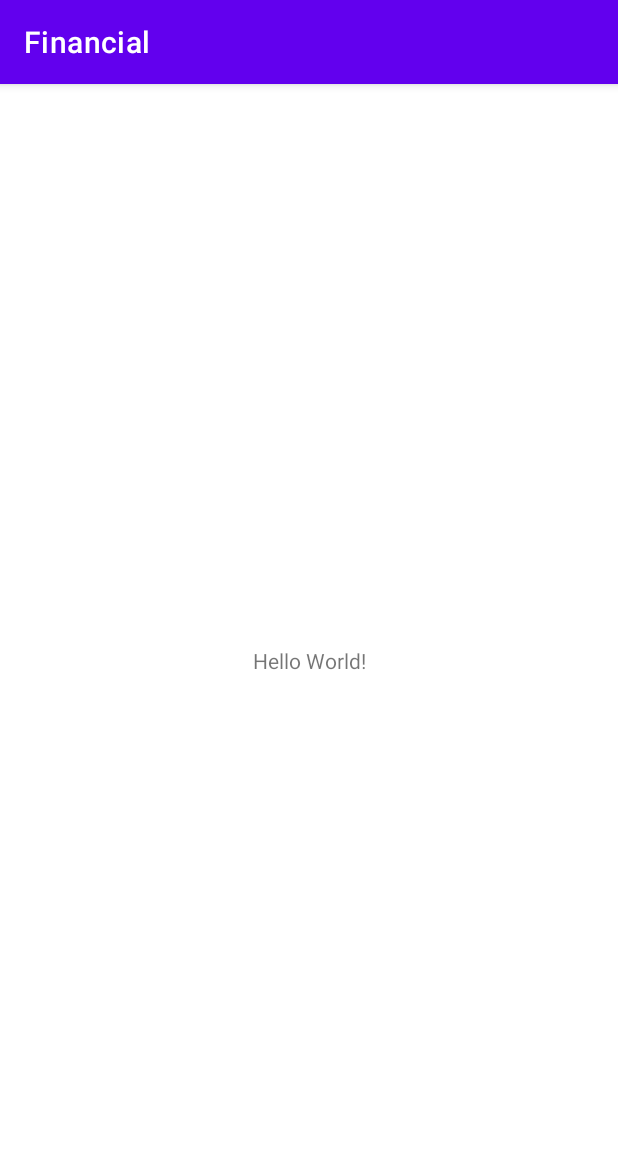
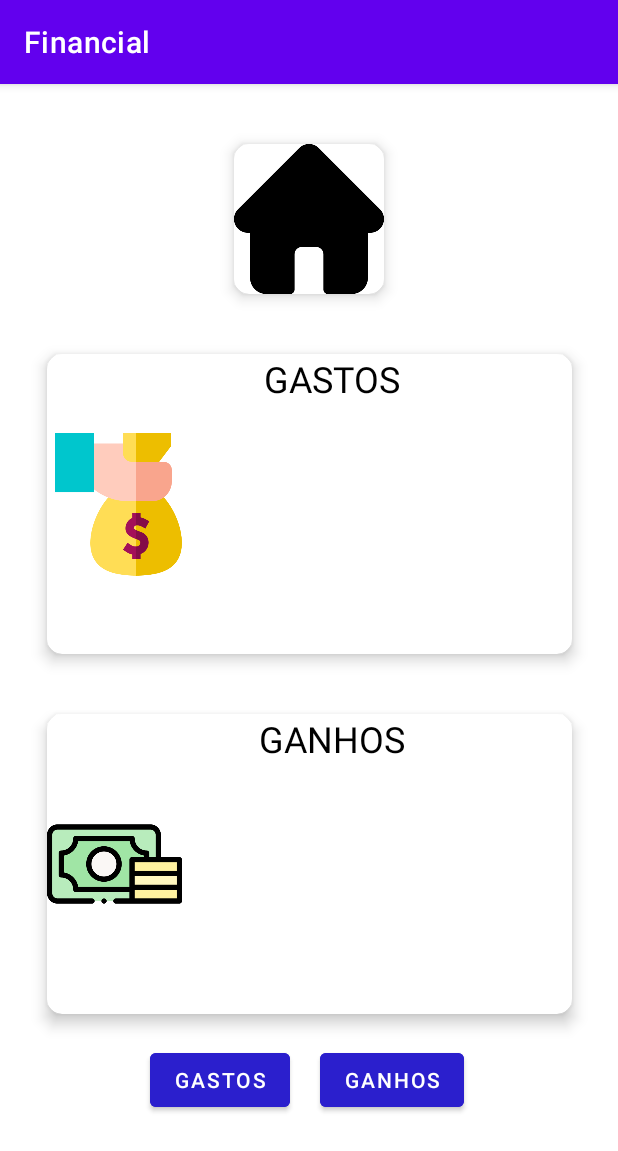
Before and after one commit to brennoharten/FInancial, an Android app: the MainActivity screen opened directly, with no data from a screen before it, on a phone screen of 412 x 824 dp. Shown: the top 1151 px of the screen. Run offline under Robolectric (Android 15) with nearby library versions, the phone set to English and light mode, and no system bars; our stand-ins replace Firebase (no records; nobody signed in at launch, a user with empty details on screens opened directly).

Commit message:
criando cara do app

```diff
--- a/app/src/main/AndroidManifest.xml
+++ b/app/src/main/AndroidManifest.xml
@@ -11,8 +11,10 @@
         android:roundIcon="@mipmap/ic_launcher_round"
         android:supportsRtl="true"
         android:theme="@style/Theme.Financial">
-        <activity android:name=".Activities.Activities.Register"/>
-        <activity android:name=".Activities.Activities.Login" >
+        <activity android:name=".Activities.Activities.Ganhos"></activity>
+        <activity android:name=".Activities.Activities.Gastos" />
+        <activity android:name=".Activities.Activities.Register" />
+        <activity android:name=".Activities.Activities.Login">
             <intent-filter>
                 <action android:name="android.intent.action.MAIN" />
 
--- /dev/null
+++ b/app/src/main/java/com/example/financial/Activities/Activities/Models/Valor.kt
@@ -0,0 +1,6 @@
+package com.example.financial.Activities.Activities.Models
+
+data class Valor(
+    val nome: String,
+    val valor: Float
+)
--- a/app/src/main/res/layout/activity_login.xml
+++ b/app/src/main/res/layout/activity_login.xml
@@ -4,7 +4,7 @@
     xmlns:tools="http://schemas.android.com/tools"
     android:layout_width="match_parent"
     android:layout_height="match_parent"
-    tools:context="Activities.Login">
+    tools:context=".Activities.Activities.Login">
 
     <EditText
         android:id="@+id/login_edittext_password"
@@ -75,7 +75,7 @@
         android:layout_marginStart="16dp"
         android:layout_marginTop="80dp"
         android:layout_marginEnd="16dp"
-        android:backgroundTint="#1FCD47"
+        android:backgroundTint="#2B1FCD"
         android:shadowColor="#FFFFFF"
         android:text="Entrar"
         app:iconTint="#1FCD47"
--- a/app/src/main/res/layout/activity_main.xml
+++ b/app/src/main/res/layout/activity_main.xml
@@ -4,15 +4,120 @@
     xmlns:tools="http://schemas.android.com/tools"
     android:layout_width="match_parent"
     android:layout_height="match_parent"
-    tools:context="Activities.MainActivity">
+    tools:context=".Activities.Activities.MainActivity">
 
-    <TextView
+    <androidx.cardview.widget.CardView
+        android:id="@+id/cardView"
+        android:layout_width="100dp"
+        android:layout_height="100dp"
+        android:layout_marginTop="40dp"
+        app:cardCornerRadius="10dp"
+        app:cardElevation="6dp"
+        app:layout_constraintEnd_toEndOf="parent"
+        app:layout_constraintStart_toStartOf="parent"
+        app:layout_constraintTop_toTopOf="parent">
+
+        <ImageView
+            android:id="@+id/imageView"
+            android:layout_width="wrap_content"
+            android:layout_height="wrap_content"
+            app:srcCompat="@drawable/casa" />
+    </androidx.cardview.widget.CardView>
+
+    <androidx.cardview.widget.CardView
+        android:id="@+id/cardView2"
+        android:layout_width="350dp"
+        android:layout_height="200dp"
+        android:layout_marginTop="40dp"
+        app:cardCornerRadius="10dp"
+        app:cardElevation="6dp"
+        app:layout_constraintEnd_toEndOf="parent"
+        app:layout_constraintStart_toStartOf="parent"
+        app:layout_constraintTop_toBottomOf="@+id/cardView">
+
+        <ImageView
+            android:id="@+id/imageView2"
+            android:layout_width="95dp"
+            android:layout_height="wrap_content"
+            app:srcCompat="@drawable/gastos" />
+
+        <TextView
+            android:id="@+id/textView"
+            android:layout_width="132dp"
+            android:layout_height="wrap_content"
+            android:layout_gravity="center_horizontal"
+            android:gravity="center_horizontal"
+            android:text="     GASTOS"
+            android:textColor="#000000"
+            android:textSize="24sp" />
+
+        <TextView
+            android:id="@+id/home_text_gastos"
+            android:layout_width="135dp"
+            android:layout_height="135dp"
+            android:layout_gravity="center"
+            android:gravity="center" />
+
+    </androidx.cardview.widget.CardView>
+
+    <androidx.cardview.widget.CardView
+        android:id="@+id/cardView3"
+        android:layout_width="350dp"
+        android:layout_height="200dp"
+        android:layout_marginTop="40dp"
+        app:cardCornerRadius="10dp"
+        app:cardElevation="6dp"
+        app:layout_constraintEnd_toEndOf="parent"
+        app:layout_constraintStart_toStartOf="parent"
+        app:layout_constraintTop_toBottomOf="@+id/cardView2">
+
+        <ImageView
+            android:id="@+id/imageView3"
+            android:layout_width="90dp"
+            android:layout_height="wrap_content"
+            app:srcCompat="@drawable/dinheiro" />
+
+        <TextView
+            android:id="@+id/textView2"
+            android:layout_width="148dp"
+            android:layout_height="wrap_content"
+            android:layout_gravity="center_horizontal"
+            android:gravity="center_horizontal"
+            android:text="     GANHOS"
+            android:textColor="#000000"
+            android:textColorHint="#000000"
+            android:textSize="24sp" />
+
+        <TextView
+            android:id="@+id/home_text_ganhos"
+            android:layout_width="135dp"
+            android:layout_height="135dp"
+            android:layout_gravity="center"
+            android:gravity="center" />
+
+    </androidx.cardview.widget.CardView>
+
+    <Button
+        android:id="@+id/home_button_gastos"
         android:layout_width="wrap_content"
         android:layout_height="wrap_content"
-        android:text="Hello World!"
-        app:layout_constraintBottom_toBottomOf="parent"
-        app:layout_constraintLeft_toLeftOf="parent"
-        app:layout_constraintRight_toRightOf="parent"
-        app:layout_constraintTop_toTopOf="parent" />
+        android:layout_marginStart="100dp"
+        android:layout_marginTop="20dp"
+        android:backgroundTint="#2B1FCD"
+        android:text="Gastos"
+        app:layout_constraintStart_toStartOf="parent"
+        app:layout_constraintTop_toBottomOf="@+id/cardView3" />
 
+    <Button
+        android:id="@+id/home_button_ganhos"
+        android:layout_width="wrap_content"
+        android:layout_height="wrap_content"
+        android:layout_marginStart="20dp"
+        android:layout_marginTop="20dp"
+        android:backgroundTint="#2B1FCD"
+        android:text="Ganhos"
+        app:layout_constraintEnd_toEndOf="parent"
+        app:layout_constraintHorizontal_bias="0.0"
+        app:layout_constraintStart_toEndOf="@+id/home_button_gastos"
+        app:layout_constraintTop_toBottomOf="@+id/cardView3" />
 </androidx.constraintlayout.widget.ConstraintLayout>
```
Also changed, not shown: app/src/main/java/com/example/financial/Activities/Activities/Ganhos.kt (added, +12 -0 lines), app/src/main/java/com/example/financial/Activities/Activities/Gastos.kt (added, +12 -0 lines), app/src/main/java/com/example/financial/Activities/Activities/Models/User.kt (+9 -4 lines), app/src/main/java/com/example/financial/Activities/Activities/Register.kt (+15 -5 lines), app/src/main/res/layout/activity_ganhos.xml (added, +78 -0 lines), app/src/main/res/layout/activity_gastos.xml (added, +70 -0 lines), app/src/main/res/layout/activity_register.xml (+21 -12 lines), app/src/main/res/drawable/casa.png (added), app/src/main/res/drawable/dinheiro.png (added), app/src/main/res/drawable/gastos.png (added).
